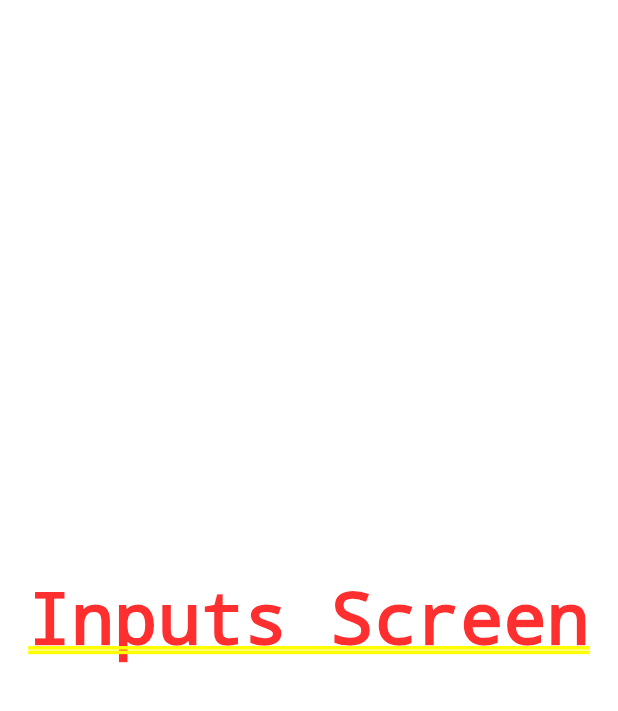
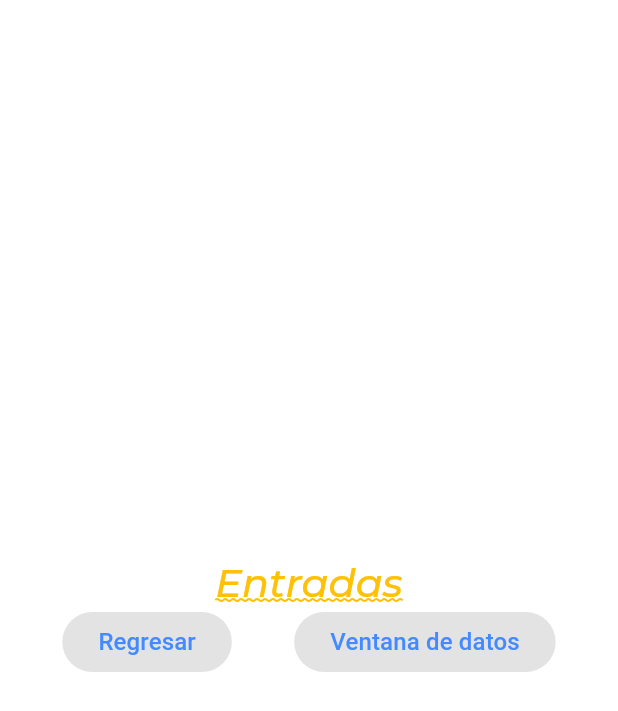
Before and after one commit to luisEnrique22xd/componentes_flutter, a Flutter app: the screen it shows after launch, after a tap on "Entradas", on a phone screen of 412 x 824 dp. Shown: the top 711 px of the screen. Run offline on Flutter 3.47's test engine with Material 3 defaults, Android fonts, the phone set to English and light mode, and no system bars; our stand-ins replace google_fonts; Roboto replaces fonts that are missing (Amethysta).

Commit message:
08 Adding ElevatedButtons in InputsScreen

```diff
--- a/lib/screens/inputs_screen.dart
+++ b/lib/screens/inputs_screen.dart
@@ -1,4 +1,5 @@
 import 'package:flutter/material.dart';
+import 'package:practica3/theme/app_theme.dart';
 
 class InputsScreen extends StatefulWidget {
   const InputsScreen({super.key});
@@ -10,8 +11,23 @@ class InputsScreen extends StatefulWidget {
 class _InputsScreenState extends State<InputsScreen> {
   @override
   Widget build(BuildContext context) {
-    return const Center(
-      child: Text('Inputs Screen'),
+    return  Column(
+      mainAxisAlignment: MainAxisAlignment.center,
+      children: [
+        Text('Entradas',
+        style:  AppTheme.lightTheme.textTheme.headlineLarge,),
+         Row(
+          mainAxisAlignment: MainAxisAlignment.spaceEvenly,
+          children: [
+            ElevatedButton(onPressed: null, child: Text('Regresar',
+            style: AppTheme.lightTheme.textTheme.bodySmall,)
+            ),
+            ElevatedButton(onPressed: null, child: Text('Ventana de datos',
+            style: AppTheme.lightTheme.textTheme.bodySmall,)
+            )
+          ],
+        ),
+      ],
     );
   }
 }
```
Also changed, not shown: lib/screens/home_screen.dart (+14 -0 lines).
